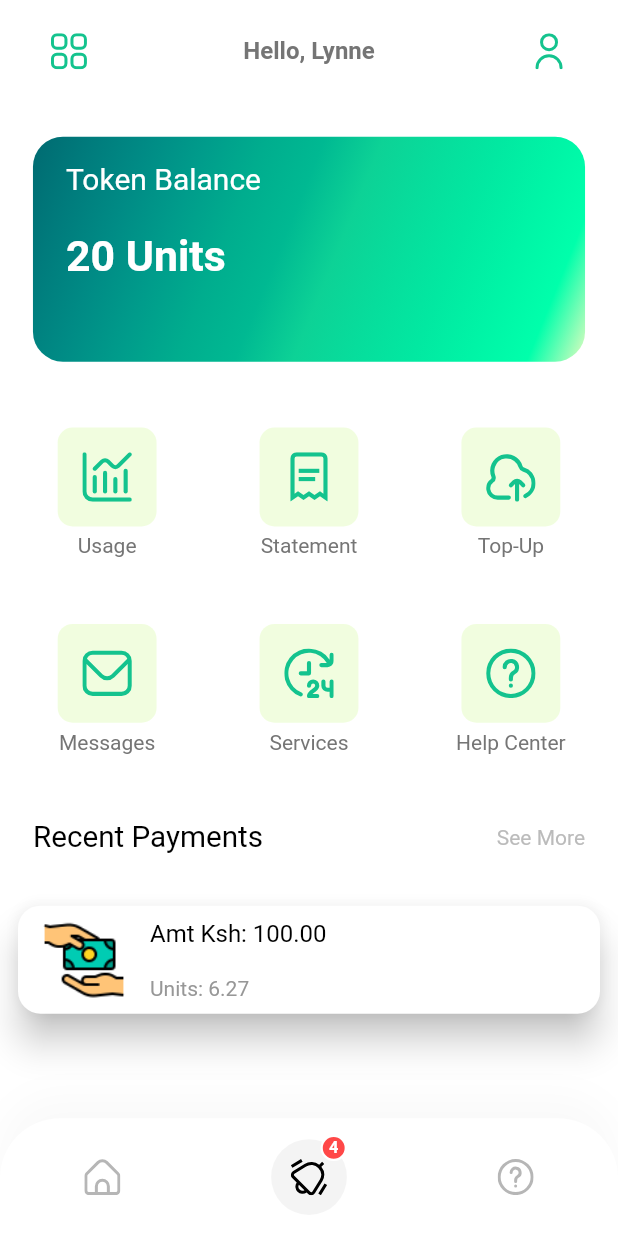
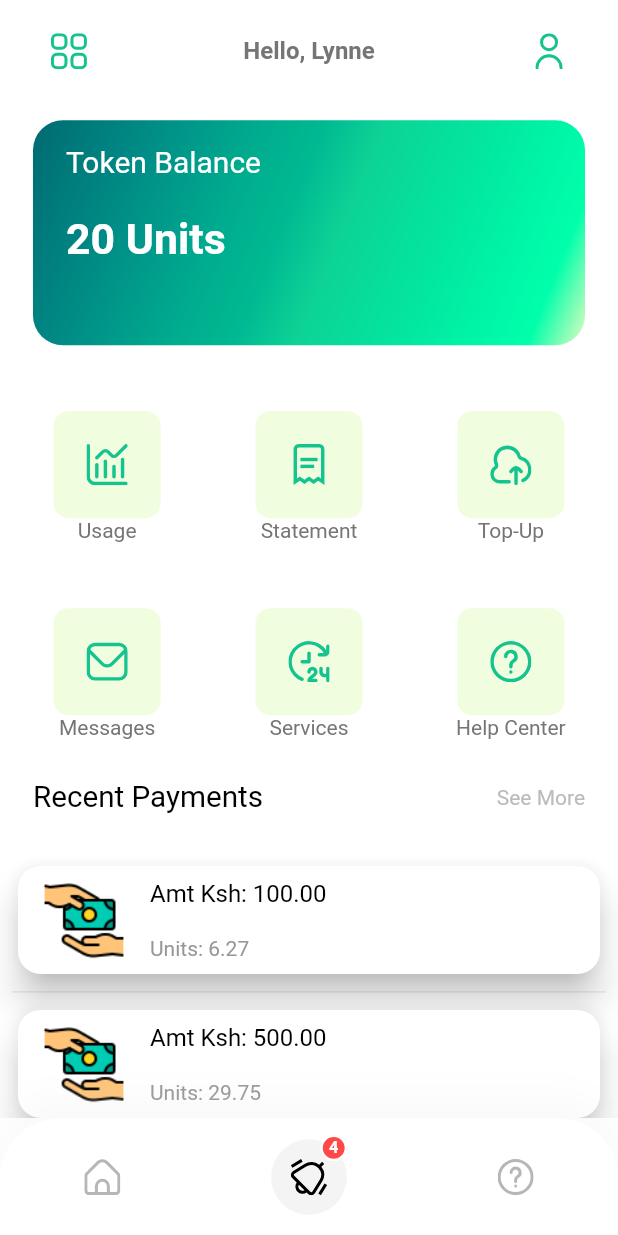
Before and after one commit to lynnemunini/easylight, a Flutter app: the HomeScreen screen opened by its route, on a phone screen of 412 x 824 dp. Run offline on Flutter 3.47's test engine with Material 2 defaults, Android fonts, the phone set to English and light mode, and no system bars; our stand-ins replace flutter_svg; Roboto replaces fonts that are missing (poppins).

Commit message:
Added another transaction card

```diff
--- a/lib/screens/home/components/body.dart
+++ b/lib/screens/home/components/body.dart
@@ -17,11 +17,11 @@ class Body extends StatelessWidget {
           children: [
             SizedBox(height: getProportionateScreenHeight(10)),
             HomeHeader(),
-            SizedBox(height: getProportionateScreenWidth(10)),
+            //SizedBox(height: getProportionateScreenWidth(10)),
             DiscountBanner(),
             Categories(),
             Services(),
-            SizedBox(height: getProportionateScreenWidth(20)),
+            SizedBox(height: getProportionateScreenWidth(5)),
             Transactions(),
             transaction_card(),
           ],
--- a/lib/screens/home/components/categories.dart
+++ b/lib/screens/home/components/categories.dart
@@ -52,9 +52,9 @@ class CategoryCard extends StatelessWidget {
         child: Column(
           children: [
             Container(
-              padding: EdgeInsets.all(getProportionateScreenWidth(15)),
-              height: getProportionateScreenWidth(60),
-              width: getProportionateScreenWidth(60),
+              padding: EdgeInsets.all(getProportionateScreenWidth(20)),
+              height: getProportionateScreenWidth(65),
+              width: getProportionateScreenWidth(65),
               decoration: BoxDecoration(
                 color: Color(0xFFE3FCBF).withOpacity(0.5),
                 borderRadius: BorderRadius.circular(10),
@@ -64,7 +64,7 @@ class CategoryCard extends StatelessWidget {
                 color: kPrimaryColor,
               ),
             ),
-            SizedBox(height: 5),
+            //SizedBox(height: 5),
             Text(text!, textAlign: TextAlign.center)
           ],
         ),
--- a/lib/screens/home/components/services.dart
+++ b/lib/screens/home/components/services.dart
@@ -51,9 +51,9 @@ class ServiceCard extends StatelessWidget {
         child: Column(
           children: [
             Container(
-              padding: EdgeInsets.all(getProportionateScreenWidth(15)),
-              height: getProportionateScreenWidth(60),
-              width: getProportionateScreenWidth(60),
+              padding: EdgeInsets.all(getProportionateScreenWidth(20)),
+              height: getProportionateScreenWidth(65),
+              width: getProportionateScreenWidth(65),
               decoration: BoxDecoration(
                 color: Color(0xFFE3FCBF).withOpacity(0.5),
                 borderRadius: BorderRadius.circular(10),
@@ -63,7 +63,7 @@ class ServiceCard extends StatelessWidget {
                 color: kPrimaryColor,
               ),
             ),
-            SizedBox(height: 5),
+            //SizedBox(height: 5),
             Text(text!, textAlign: TextAlign.center)
           ],
         ),
--- a/lib/screens/home/components/transaction_card.dart
+++ b/lib/screens/home/components/transaction_card.dart
@@ -6,12 +6,8 @@ class transaction_card extends StatelessWidget {
 
   @override
   Widget build(BuildContext context) {
-    final List<String> amount = <String>[
-      'Amt Ksh: 100.00',
-    ];
-    final List<String> units = <String>[
-      "Units: 6.27",
-    ];
+    final List<String> amount = <String>['Amt Ksh: 100.00', 'Amt Ksh: 500.00'];
+    final List<String> units = <String>["Units: 6.27", "Units: 29.75"];
 
     return ListView.separated(
       shrinkWrap: true,
```
